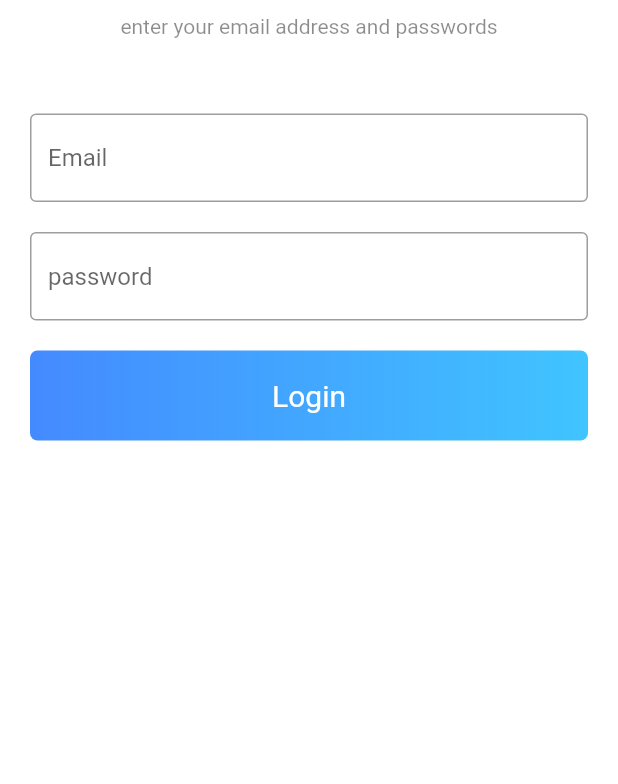
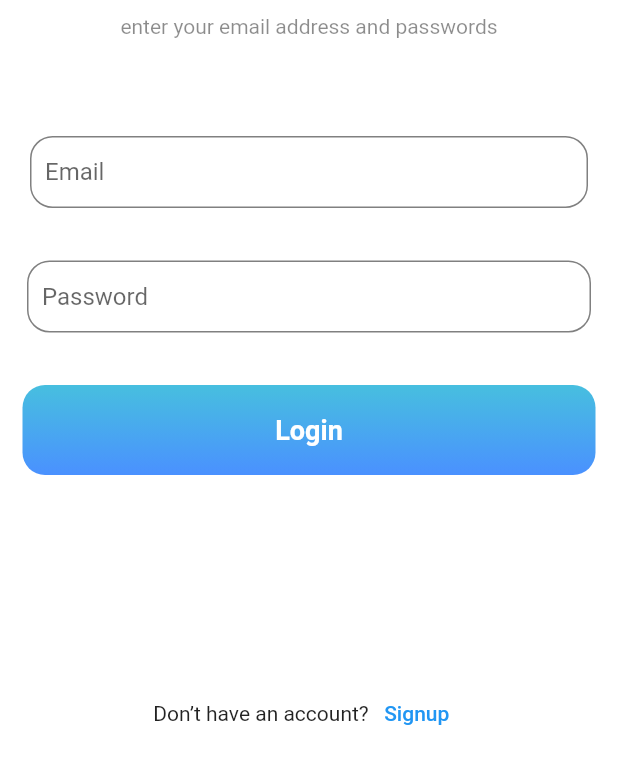
Before and after one commit to htask7878/weather_app, a Flutter app: the screen it shows after launch, after a tap on "Log in", after a tap on "Back to login", on a phone screen of 412 x 824 dp, the part 155-939 px from its top. Run offline on Flutter 3.47's test engine with Material 2 defaults, Android fonts, the phone set to English and light mode, and no system bars; our stand-ins replace auto_size_text, simple_gradient_text, sqflite, sqflite_common, weather_icons; accounts and stored records are empty.

Commit message:
Initial commit

```diff
--- a/lib/home.dart
+++ b/lib/home.dart
@@ -3,7 +3,7 @@ import 'package:flutter/material.dart';
 import 'package:path/path.dart';
 import 'package:sqflite/sqflite.dart';
 
-import 'congratulation.dart';
+import 'Success.dart';
 import 'signuppage.dart';
 
 
@@ -26,7 +26,7 @@ class _HomeState extends State<Home> {
   datas() async {
     // Get a location using getDatabasesPath
     var databasesPath = await getDatabasesPath();
-    String path = join(databasesPath, 'dp.db');
+    String path = join(databasesPath, 'ht.db');
 
 // open the database
     database = await openDatabase(path, version: 1,
--- a/lib/loginpage.dart
+++ b/lib/loginpage.dart
@@ -1,8 +1,6 @@
 import 'package:flutter/material.dart';
 import 'package:sqflite_common/sqlite_api.dart';
 import 'package:weather_app/weatherlist.dart';
-
-// import 'weatherlist.dart';
 
 class LogIn extends StatefulWidget {
   Database database;
@@ -14,8 +12,8 @@ class LogIn extends StatefulWidget {
 }
 
 class _LogInState extends State<LogIn> {
-  TextEditingController t = TextEditingController();
   TextEditingController t1 = TextEditingController();
+  TextEditingController t2 = TextEditingController();
   String email = "";
   String pasword = "";
 
@@ -41,7 +39,9 @@ class _LogInState extends State<LogIn> {
       backgroundColor: Colors.white,
       body: SafeArea(
           child: SingleChildScrollView(
-        child: FutureBuilder(future: getdata(),builder: (context, snapshot) {
+              child: FutureBuilder(
+        future: getdata(),
+        builder: (context, snapshot) {
           return Column(
             children: [
               SizedBox(
@@ -67,22 +67,46 @@ class _LogInState extends State<LogIn> {
                 height: 50,
               ),
               Padding(
-                padding: const EdgeInsets.only(left: 20, right: 20),
+                padding: const EdgeInsets.only(top: 15, left: 20, right: 20),
                 child: TextFormField(
-                  controller: t,
+                  keyboardType: TextInputType.emailAddress,
+                  controller: t1,
+                  cursorColor: Color(0xff808080),
                   decoration: InputDecoration(
-                      border: OutlineInputBorder(), hintText: "Email"),
+                    border: OutlineInputBorder(),
+                    focusedBorder: OutlineInputBorder(
+                        borderSide: BorderSide(color: Color(0xff808080)),
+                        borderRadius: BorderRadius.all(Radius.circular(15))),
+                    enabledBorder: OutlineInputBorder(
+                        borderSide: BorderSide(color: Color(0xff808080)),
+                        borderRadius: BorderRadius.all(Radius.circular(15))),
+                    contentPadding: EdgeInsets.all(10),
+                    hintText: "Email",
+                  ),
                 ),
               ),
               SizedBox(
                 height: 20,
               ),
               Padding(
-                padding: const EdgeInsets.only(left: 20, right: 20),
-                child: TextFormField(
-                  controller: t1,
+                padding: const EdgeInsets.only(right: 18, left: 18, top: 15),
+                child: TextField(
+                  obscureText: true,
+                  obscuringCharacter: "*",
+                  keyboardType: TextInputType.visiblePassword,
+                  controller: t2,
+                  cursorColor: Color(0xff808080),
                   decoration: InputDecoration(
-                      border: OutlineInputBorder(), hintText: "password"),
+                    border: OutlineInputBorder(),
+                    focusedBorder: OutlineInputBorder(
+                        borderSide: BorderSide(color: Color(0xff808080)),
+                        borderRadius: BorderRadius.all(Radius.circular(15))),
+                    enabledBorder: OutlineInputBorder(
+                        borderSide: BorderSide(color: Color(0xff808080)),
+                        borderRadius: BorderRadius.all(Radius.circular(15))),
+                    contentPadding: EdgeInsets.all(10),
+                    hintText: "Password",
+                  ),
                 ),
               ),
               SizedBox(
@@ -90,38 +114,62 @@ class _LogInState extends State<LogIn> {
               ),
               InkWell(
                 onTap: () {
-                  if(snapshot.connectionState==ConnectionState.done)
-                    {
+                  if (snapshot.connectionState == ConnectionState.done) {
                     List l = snapshot.data;
                     print(l);
-                      if(l.contains(t.text) && l.contains(t1.text))
-                        {
-                          Navigator.pushReplacement(context, MaterialPageRoute(builder: (context) {
+
+                    Navigator.pushReplacement(context,
+                        MaterialPageRoute(builder: (context) {
                       return WeatherList();
-                          },));
+                    }));
                   }
-                    }
-                   // dhhcjdoOjcbdbd djhcjdjshc
+
                 },
-                child: Container(
-                  margin: EdgeInsets.only(left: 20, right: 20),
+                child: Padding(
+                  padding: const EdgeInsets.all(15.0),
+                  child: Ink(
                     height: 60,
-                  width: double.infinity,
-                  alignment: Alignment.center,
                     decoration: BoxDecoration(
-                      borderRadius: BorderRadius.all(Radius.circular(5)),
+                        borderRadius: BorderRadius.all(Radius.circular(15)),
                         gradient: LinearGradient(
-                          colors: [Colors.blueAccent, Colors.lightBlueAccent])),
+                            begin: Alignment.topCenter,
+                            end: Alignment.bottomCenter,
+                            colors: [Color(0xff47BFDF), Color(0xff4A91FF)])),
+                    child: Center(
                         child: Text(
                       "Login",
-                    style: TextStyle(fontSize: 20, color: Colors.white),
+                      style: TextStyle(
+                          color: Colors.white,
+                          fontSize: 18,
+                          fontWeight: FontWeight.bold),
+                    )),
                   ),
                 ),
+              ),
+              SizedBox(
+                height: 120,
+              ),
+              Row(
+                mainAxisAlignment: MainAxisAlignment.center,
+                children: [
+                  Center(child: Text("Don’t have an account?")),
+                  TextButton(
+                      style: TextButton.styleFrom(
+                          disabledForegroundColor: Colors.transparent),
+                      onPressed: () {
+                        print("This is one more");
+                        // Navigator.pushReplacement(context, MaterialPageRoute(b,))
+                      },
+                      child: Text(
+                        "Signup", //
+                        style: TextStyle(color: Colors.blue, fontSize: 14),
+                      ))
+                ],
               )
             ],
           );
-        },)
-      )),
+        },
+      ))),
     );
   }
 }
--- a/lib/splash.dart
+++ b/lib/splash.dart
@@ -19,7 +19,7 @@ class _SplashState extends State<Splash> {
 
   splash() async {
     await Future.delayed(Duration(seconds: 3));
-    Navigator.push(
+    Navigator.pushReplacement(
         context,
         MaterialPageRoute(
           builder: (context) => Home(),
```
Also changed, not shown: lib/signuppage.dart (+52 -38 lines), lib/weatherlist.dart (+113 -55 lines), lib/Success.dart (renamed from lib/congratulation.dart). Lines whose indentation alone changed are shown as unchanged.
